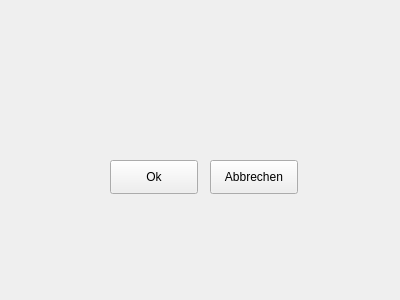
First picture: the form in BattleIsle/optionswidget.ui, repository BenjaminBerkei/Swt-Praktikum, before the edit.
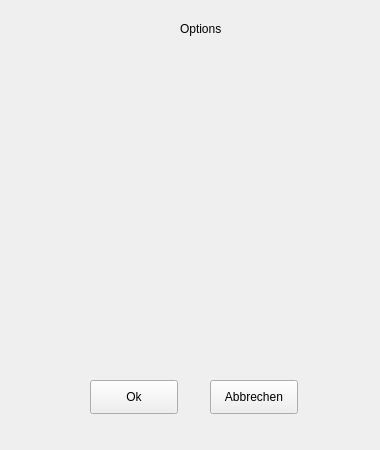
Second picture: the form after the edit.

Commit message: StartMenueWidget, Options angepasst und LoadGameWidget hinzugefuegt

What changed in the file:
```diff
--- a/BattleIsle/optionswidget.ui
+++ b/BattleIsle/optionswidget.ui
@@ -6,8 +6,8 @@
    <rect>
     <x>0</x>
     <y>0</y>
-    <width>400</width>
-    <height>300</height>
+    <width>380</width>
+    <height>450</height>
    </rect>
   </property>
   <property name="windowTitle">
@@ -16,8 +16,8 @@
   <widget class="QPushButton" name="qbutton_apply">
    <property name="geometry">
     <rect>
-     <x>110</x>
-     <y>160</y>
+     <x>90</x>
+     <y>380</y>
      <width>88</width>
      <height>34</height>
     </rect>
@@ -30,7 +30,7 @@
    <property name="geometry">
     <rect>
      <x>210</x>
-     <y>160</y>
+     <y>380</y>
      <width>88</width>
      <height>34</height>
     </rect>
@@ -39,6 +39,19 @@
     <string>Abbrechen</string>
    </property>
   </widget>
+  <widget class="QLabel" name="label">
+   <property name="geometry">
+    <rect>
+     <x>180</x>
+     <y>20</y>
+     <width>59</width>
+     <height>18</height>
+    </rect>
+   </property>
+   <property name="text">
+    <string>Options</string>
+   </property>
+  </widget>
  </widget>
  <resources/>
  <connections/>
```
The commit also changes 15 other files.
